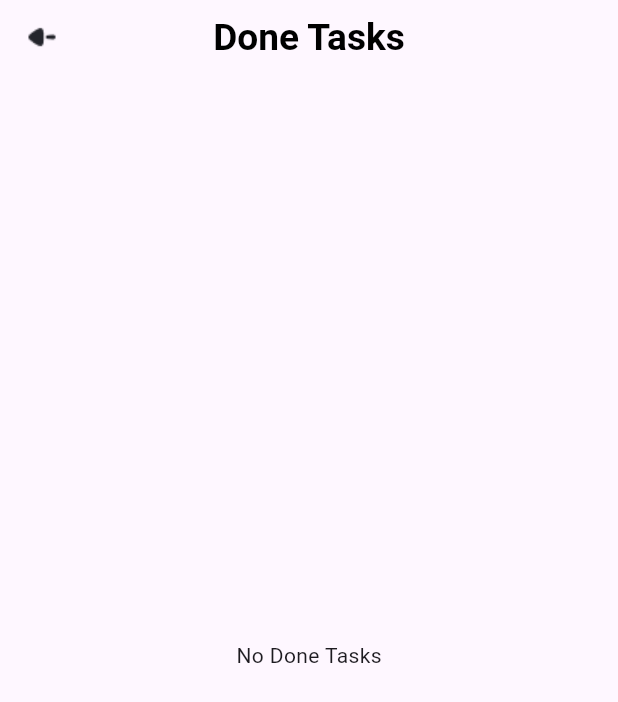
After one commit to atefElhamsa/todo-app, a Flutter app: the DoneTasks screen opened directly, on a phone screen of 412 x 824 dp. The commit adds this screen. Shown: the top 702 px of the screen. Run offline on Flutter 3.47's test engine with Material 3 defaults, Android fonts, the phone set to English and light mode, and no system bars; our stand-ins replace google_fonts, image_picker.

Commit message:
done task finished

```diff
--- /dev/null
+++ b/lib/core/shared_widgets/custom_appbar.dart
@@ -0,0 +1,43 @@
+import 'package:flutter/material.dart';
+import 'package:google_fonts/google_fonts.dart';
+
+import '../utils/app_colors.dart';
+import '../utils/app_images.dart';
+
+class CustomAppBar extends StatefulWidget {
+  const CustomAppBar({super.key, required this.title});
+
+  final String title;
+
+  @override
+  State<CustomAppBar> createState() => _CustomAppBarState();
+}
+
+class _CustomAppBarState extends State<CustomAppBar> {
+  @override
+  Widget build(BuildContext context) {
+    return AppBar(
+      centerTitle: true,
+      title: Text(
+        widget.title,
+        style: GoogleFonts.lexendDeca(
+          textStyle: TextStyle(
+            fontWeight: FontWeight.w600,
+            color: AppColors.black,
+            fontSize: MediaQuery.of(context).size.height * 0.03,
+          ),
+        ),
+      ),
+      leading: GestureDetector(
+        onTap: () {
+          setState(() {
+            Navigator.pop(context);
+          });
+        },
+        child: Image.asset(
+          AppImages.arrowLeft,
+        ),
+      ),
+    );
+  }
+}
--- a/lib/core/shared_widgets/custom_field.dart
+++ b/lib/core/shared_widgets/custom_field.dart
@@ -1,5 +1,3 @@
-// ignore_for_file: must_be_immutable
-
 import 'package:flutter/material.dart';
 import 'package:google_fonts/google_fonts.dart';
 import '../utils/app_colors.dart';
--- /dev/null
+++ b/lib/features/home/data/model/note_model.dart
@@ -0,0 +1,21 @@
+class NoteModel {
+  final String title;
+  final String description;
+  final String time;
+  final String startDate;
+  final String endDate;
+  bool archiveOrNot;
+  bool doneOrNot;
+
+  NoteModel({
+    required this.title,
+    required this.description,
+    required this.time,
+    required this.startDate,
+    required this.endDate,
+    this.archiveOrNot = false,
+    this.doneOrNot = false,
+  });
+}
+
+List<NoteModel> notes = [];
--- /dev/null
+++ b/lib/features/home/presentation/view/done_tasks.dart
@@ -0,0 +1,89 @@
+import 'package:flutter/material.dart';
+import 'package:google_fonts/google_fonts.dart';
+import 'package:todo/core/shared_widgets/custom_appbar.dart';
+import 'package:todo/core/utils/app_texts.dart';
+import '../../../../core/utils/app_colors.dart';
+import '../../../../core/utils/app_images.dart';
+import '../../data/model/note_model.dart';
+
+class DoneTasks extends StatefulWidget {
+  const DoneTasks({super.key});
+
+  @override
+  State<DoneTasks> createState() => _DonTasksState();
+}
+
+class _DonTasksState extends State<DoneTasks> {
+  @override
+  Widget build(BuildContext context) {
+    List<NoteModel> doneList = notes
+        .where(
+          (element) => element.doneOrNot == true,
+        )
+        .toList();
+    return Scaffold(
+      appBar: PreferredSize(
+        preferredSize:
+            Size.fromHeight(MediaQuery.of(context).size.height * 0.06),
+        child: const CustomAppBar(title: AppTexts.doneTasks),
+      ),
+      body: Expanded(
+        child: doneList.isEmpty
+            ? const Center(
+                child: Text("No Done Tasks"),
+              )
+            : ListView.builder(
+                itemBuilder: (context, index) {
+                  return ListTile(
+                    shape: RoundedRectangleBorder(
+                      borderRadius: BorderRadius.circular(
+                          MediaQuery.of(context).size.width * 0.04),
+                    ),
+                    trailing: Column(
+                      mainAxisAlignment: MainAxisAlignment.center,
+                      children: [
+                        Text(
+                          doneList[index].startDate,
+                          style: GoogleFonts.lexendDeca(
+                            fontSize: MediaQuery.of(context).size.height * 0.02,
+                            color: AppColors.grey2,
+                            fontWeight: FontWeight.w600,
+                          ),
+                        ),
+                        Text(
+                          doneList[index].endDate,
+                          style: GoogleFonts.lexendDeca(
+                            fontSize: MediaQuery.of(context).size.height * 0.02,
+                            color: AppColors.grey2,
+                            fontWeight: FontWeight.w600,
+                          ),
+                        ),
+                      ],
+                    ),
+                    title: Text(
+                      doneList[index].title,
+                      style: GoogleFonts.lexendDeca(
+                        fontWeight: FontWeight.w600,
+                        color: AppColors.black,
+                        fontSize: MediaQuery.of(context).size.height * 0.023,
+                      ),
+                    ),
+                    subtitle: Text(
+                      doneList[index].time,
+                      style: GoogleFonts.lexendDeca(
+                        fontWeight: FontWeight.w400,
+                        color: AppColors.mainColor,
+                        fontSize: MediaQuery.of(context).size.height * 0.02,
+                      ),
+                    ),
+                    leading: Image.asset(
+                      AppImages.shop,
+                    ),
+                  );
+                },
+                itemCount: doneList.length,
+              ),
+      ),
+    );
+  }
+}
--- a/lib/features/login/presentation/view/widgets/appbar.dart
+++ b/lib/features/login/presentation/view/widgets/appbar.dart
@@ -6,8 +6,8 @@ import '../../../../../core/utils/app_images.dart';
 import '../../../../../core/utils/app_texts.dart';
 import '../../../../home/presentation/view/widgets/dayname.dart';
 
-class CustomAppBar extends StatelessWidget {
-  const CustomAppBar({super.key, required this.photo, required this.name});
+class AppBarLogin extends StatelessWidget {
+  const AppBarLogin({super.key, required this.photo, required this.name});
 
   final String name;
   final File photo;
```
Also changed, not shown: lib/core/shared_widgets/custom_button.dart (added, +48 -0 lines), lib/features/add_note/presentation/view/add_note_screen.dart (+10 -25 lines), lib/features/add_note/presentation/view/widgets/add_note_body.dart (+75 -18 lines), lib/features/home/presentation/view/archived_tasks.dart (added, +91 -0 lines), lib/features/home/presentation/view/home_screen.dart (+11 -6 lines), lib/features/home/presentation/view/widgets/home_body.dart (+41 -15 lines), lib/features/home/presentation/view/widgets/home_drawer.dart (+36 -8 lines).
